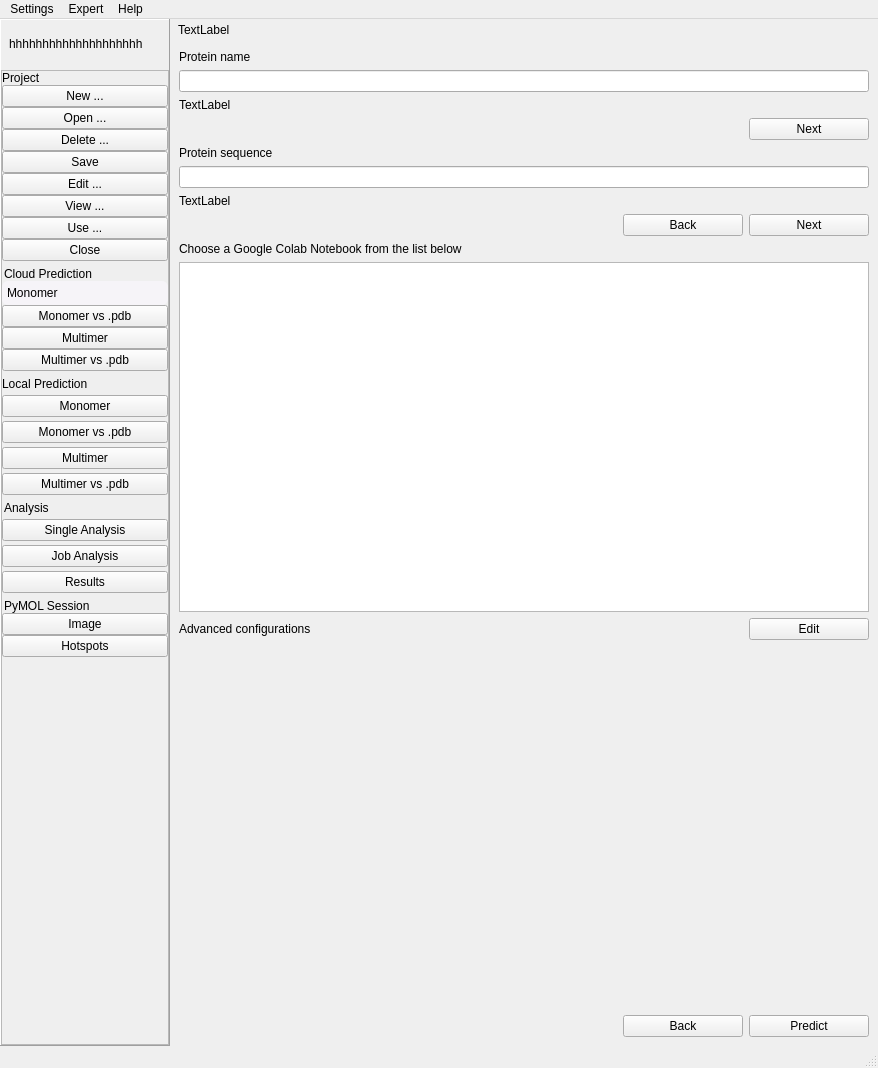
Before: the Qt Designer form pyssa/gui/ui/forms/mainWindow_alt.ui in urban233/PySSA, drawn with Qt 5.
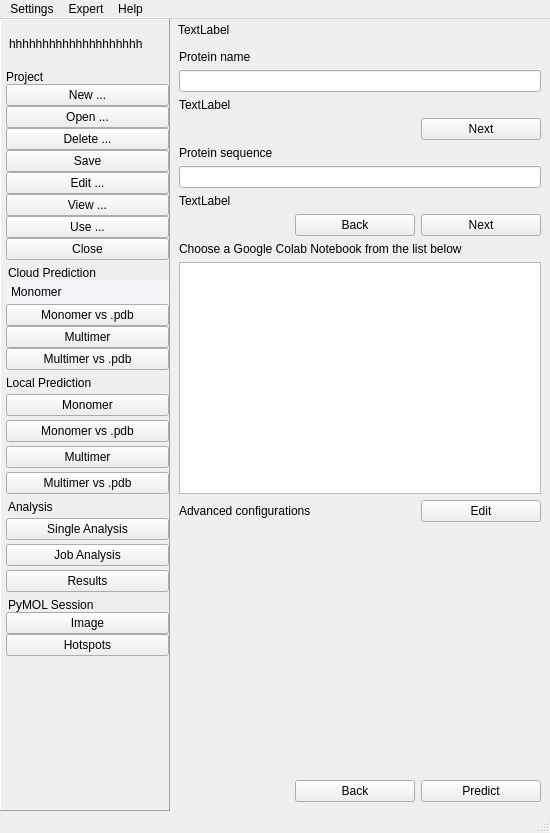
After: the same form once the commit is applied. Icons and pictures are not drawn.

Commit message: windows hotfix

```diff
--- a/pyssa/gui/ui/forms/mainWindow_alt.ui
+++ b/pyssa/gui/ui/forms/mainWindow_alt.ui
@@ -6,8 +6,8 @@
    <rect>
     <x>0</x>
     <y>0</y>
-    <width>878</width>
-    <height>1068</height>
+    <width>550</width>
+    <height>833</height>
    </rect>
   </property>
   <property name="windowTitle">
@@ -147,9 +147,12 @@
             <property name="frameShadow">
              <enum>QFrame::Raised</enum>
             </property>
+            <property name="lineWidth">
+             <number>0</number>
+            </property>
             <layout class="QVBoxLayout" name="verticalLayout_5">
              <property name="leftMargin">
-              <number>0</number>
+              <number>5</number>
              </property>
              <property name="topMargin">
               <number>0</number>
@@ -162,6 +165,9 @@
              </property>
              <item>
               <widget class="QScrollArea" name="scrollArea">
+               <property name="frameShape">
+                <enum>QFrame::NoFrame</enum>
+               </property>
                <property name="sizeAdjustPolicy">
                 <enum>QAbstractScrollArea::AdjustIgnored</enum>
                </property>
@@ -176,8 +182,8 @@
                  <rect>
                   <x>0</x>
                   <y>0</y>
-                  <width>144</width>
-                  <height>970</height>
+                  <width>142</width>
+                  <height>739</height>
                  </rect>
                 </property>
                 <layout class="QVBoxLayout" name="verticalLayout_64">
@@ -2996,8 +3002,8 @@
     <rect>
      <x>0</x>
      <y>0</y>
-     <width>878</width>
-     <height>36</height>
+     <width>550</width>
+     <height>26</height>
     </rect>
    </property>
    <widget class="QMenu" name="menuSettings">
```
The commit also changes 5 other files.
